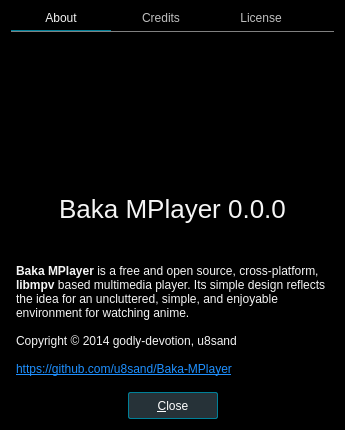
Before: the Qt Designer form src/ui/aboutdialog.ui in u8sand/Baka-MPlayer, drawn with Qt 5.
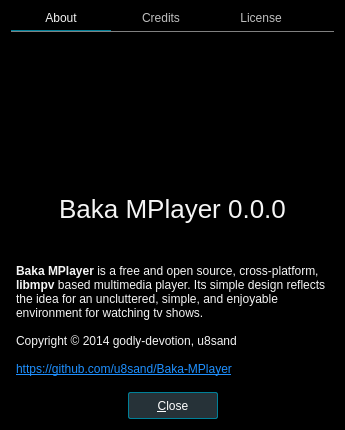
After: the same form once the commit is applied. Icons and pictures are not drawn.

Commit message: aboutdialog.ui: tv shows

Diff of the .ui file:
```diff
--- a/src/ui/aboutdialog.ui
+++ b/src/ui/aboutdialog.ui
@@ -154,7 +154,7 @@
        <item>
         <widget class="QLabel" name="infoLabel">
          <property name="text">
-          <string>&lt;html&gt;&lt;head/&gt;&lt;body&gt;&lt;p&gt;&lt;b&gt;Baka MPlayer&lt;/b&gt; is a free and open source, cross-platform, &lt;b&gt;libmpv&lt;/b&gt; based multimedia player. Its simple design reflects the idea for an uncluttered, simple, and enjoyable environment for watching anime.&lt;br&gt;&lt;br&gt;Copyright © 2014 godly-devotion, u8sand&lt;br&gt;&lt;br&gt;&lt;a href=&quot;https://github.com/u8sand/Baka-MPlayer&quot;&gt;&lt;span style=&quot; text-decoration: underline; color:dodgerblue;&quot;&gt;https://github.com/u8sand/Baka-MPlayer&lt;/span&gt;&lt;/a&gt;&lt;/p&gt;&lt;/body&gt;&lt;/html&gt;</string>
+          <string>&lt;html&gt;&lt;head/&gt;&lt;body&gt;&lt;p&gt;&lt;b&gt;Baka MPlayer&lt;/b&gt; is a free and open source, cross-platform, &lt;b&gt;libmpv&lt;/b&gt; based multimedia player. Its simple design reflects the idea for an uncluttered, simple, and enjoyable environment for watching tv shows.&lt;br&gt;&lt;br&gt;Copyright © 2014 godly-devotion, u8sand&lt;br&gt;&lt;br&gt;&lt;a href=&quot;https://github.com/u8sand/Baka-MPlayer&quot;&gt;&lt;span style=&quot; text-decoration: underline; color:dodgerblue;&quot;&gt;https://github.com/u8sand/Baka-MPlayer&lt;/span&gt;&lt;/a&gt;&lt;/p&gt;&lt;/body&gt;&lt;/html&gt;</string>
          </property>
          <property name="alignment">
           <set>Qt::AlignLeading|Qt::AlignLeft|Qt::AlignTop</set>
```
